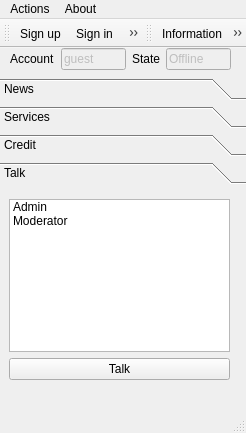
Old version of the form client/Client.ui in the repository canercandan/qlik.
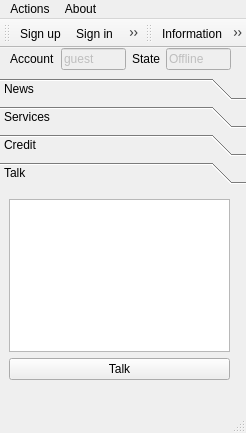
New version of the form. The open tabs and pages were chosen to show the change. Icons and pictures are not drawn.

Patch:
```diff
--- a/client/Client.ui
+++ b/client/Client.ui
@@ -227,24 +227,7 @@
       </property>
       <layout class="QVBoxLayout" >
        <item>
-        <widget class="QListWidget" name="talkList" >
-         <item>
-          <property name="text" >
-           <string>Admin</string>
-          </property>
-          <property name="icon" >
-           <iconset>images/user.png</iconset>
-          </property>
-         </item>
-         <item>
-          <property name="text" >
-           <string>Moderator</string>
-          </property>
-          <property name="icon" >
-           <iconset>images/user_gray.png</iconset>
-          </property>
-         </item>
-        </widget>
+        <widget class="QListWidget" name="talkList" />
        </item>
        <item>
         <layout class="QHBoxLayout" >
```
Left out of the diff: 16 changed lines with no effect on the pictures.
